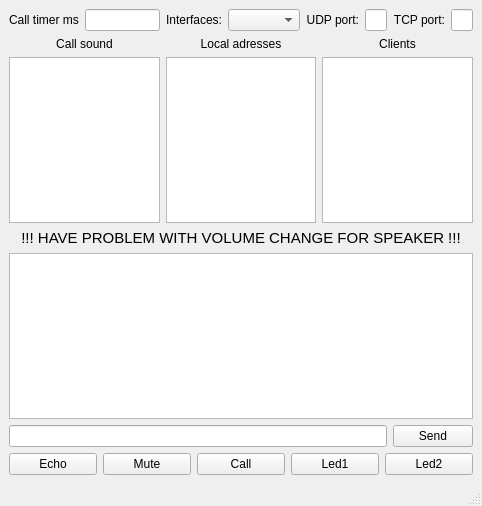
This is Panel/mainwindow.ui in shurk4/DoorPhone as Qt 5 draws it before an edit. The edited form follows.
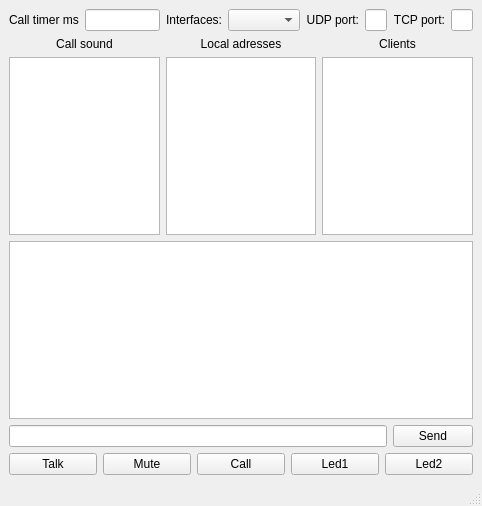
This is the edited form.

```diff
--- a/Panel/mainwindow.ui
+++ b/Panel/mainwindow.ui
@@ -154,21 +154,6 @@
       </item>
      </layout>
     </item>
-    <item>
-     <widget class="QLabel" name="label_8">
-      <property name="font">
-       <font>
-        <pointsize>11</pointsize>
-       </font>
-      </property>
-      <property name="text">
-       <string>!!! HAVE PROBLEM WITH VOLUME CHANGE FOR SPEAKER !!!</string>
-      </property>
-      <property name="alignment">
-       <set>Qt::AlignCenter</set>
-      </property>
-     </widget>
-    </item>
     <item>
      <widget class="QTextBrowser" name="textBrowser"/>
     </item>
@@ -191,7 +176,7 @@
       <item>
        <widget class="QPushButton" name="pushButtonEcho">
         <property name="text">
-         <string>Echo</string>
+         <string>Talk</string>
         </property>
         <property name="checkable">
          <bool>true</bool>
```
Left out of the diff: 2 changed lines with no effect on the pictures.
